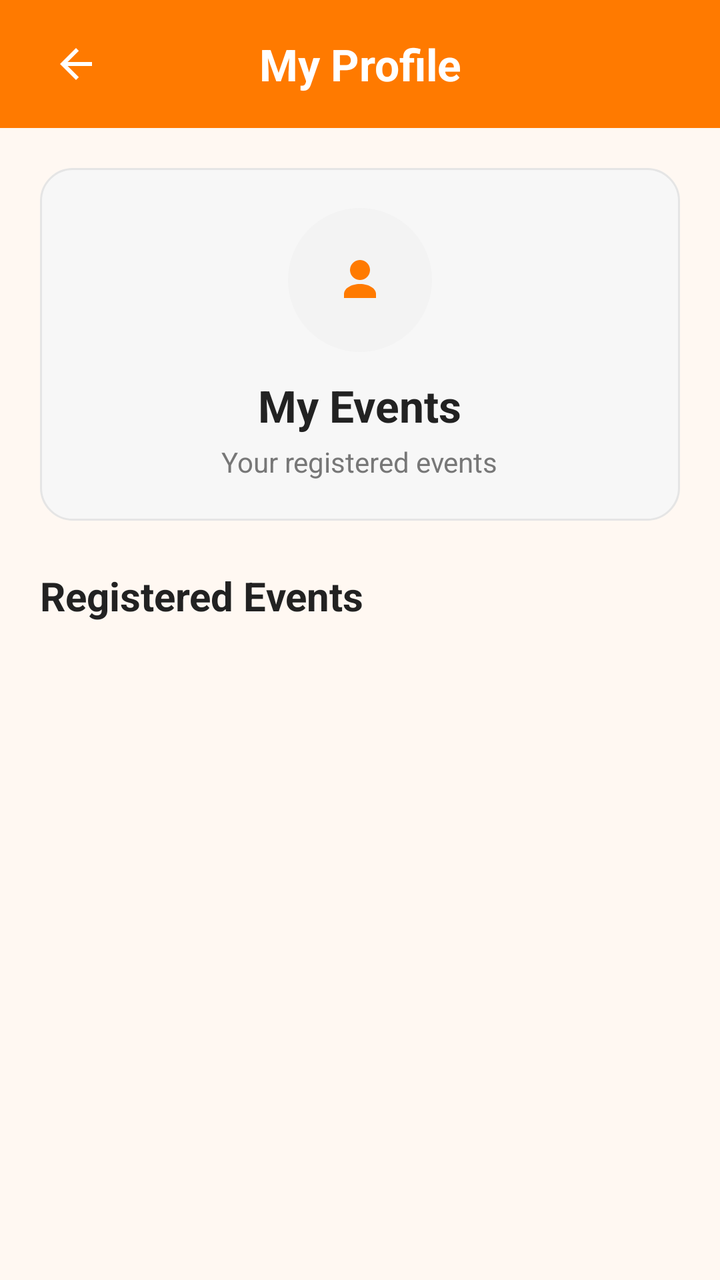
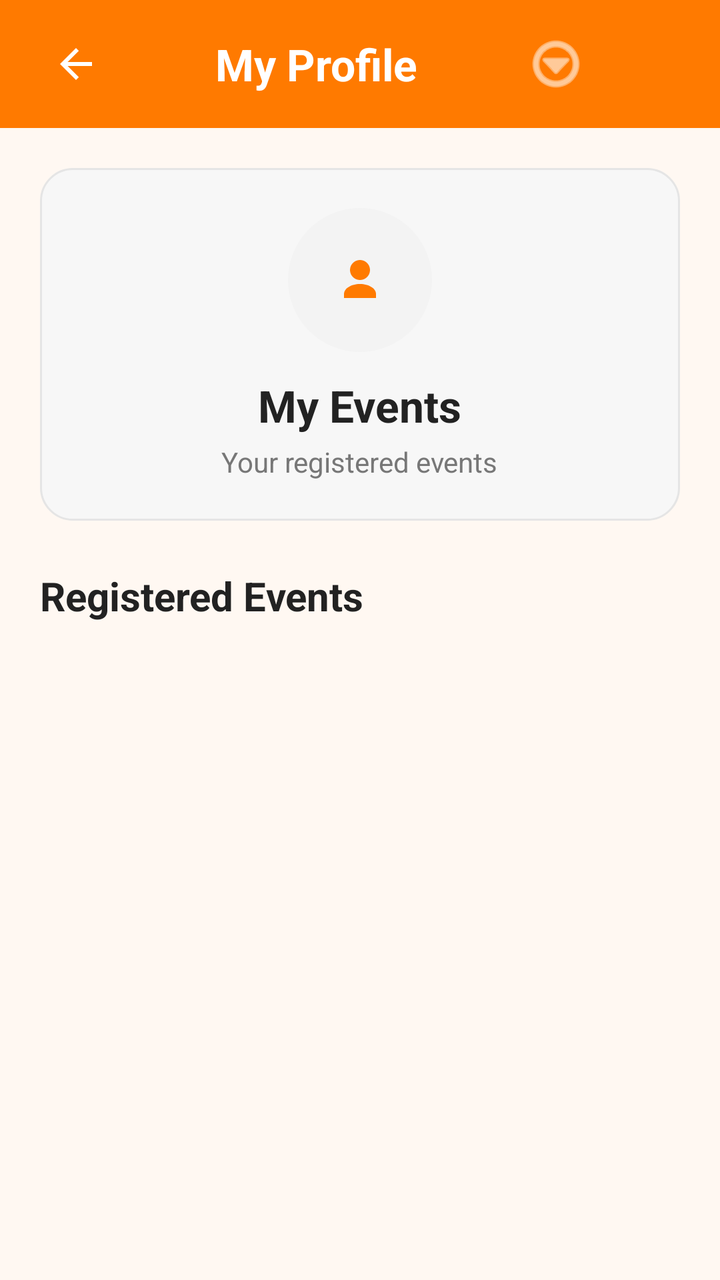

Before-and-after screenshots of an Android layout around one commit, followed by the original layout XML and the change that was made.
<!-- AndroidManifest.xml: application theme Theme.Festive_hub -->
<!-- res/layout/activity_profile.xml -->
<?xml version="1.0" encoding="utf-8"?>
<LinearLayout
    xmlns:android="http://schemas.android.com/apk/res/android"
    android:layout_width="match_parent"
    android:layout_height="match_parent"
    android:orientation="vertical"
    android:background="#FFF8F2">

    

    <LinearLayout
        android:layout_width="match_parent"
        android:layout_height="64dp"
        android:orientation="horizontal"
        android:gravity="center_vertical"
        android:paddingStart="16dp"
        android:paddingEnd="16dp"
        android:background="#FF7A00">

        <ImageButton
            android:id="@+id/btnBack"
            android:layout_width="44dp"
            android:layout_height="44dp"
            android:background="@android:color/transparent"
            android:src="@drawable/ic_arrow_back"
            android:contentDescription="Back"
            android:tint="@android:color/white" />

        <TextView
            android:layout_width="0dp"
            android:layout_height="wrap_content"
            android:layout_weight="1"
            android:text="My Profile"
            android:textColor="@android:color/white"
            android:textSize="22sp"
            android:textStyle="bold"
            android:gravity="center" />

        <View
            android:layout_width="44dp"
            android:layout_height="44dp" />

    </LinearLayout>


    

    <ScrollView
        android:layout_width="match_parent"
        android:layout_height="match_parent"
        android:fillViewport="true">

        <LinearLayout
            android:layout_width="match_parent"
            android:layout_height="wrap_content"
            android:orientation="vertical"
            android:padding="20dp">


            

            <Button
                android:id="@+id/btnVolunteerScanner"
                android:layout_width="match_parent"
                android:layout_height="55dp"
                android:layout_marginBottom="20dp"
                android:text="Volunteer Scanner"
                android:textStyle="bold"
                android:textSize="16sp"
                android:textColor="#FFFFFF"
                android:backgroundTint="#F26B21"
                android:visibility="gone" />


            

            <LinearLayout
                android:layout_width="match_parent"
                android:layout_height="wrap_content"
                android:orientation="vertical"
                android:gravity="center"
                android:padding="20dp"
                android:background="@drawable/bg_card">

                <ImageButton
                    android:layout_width="72dp"
                    android:layout_height="72dp"
                    android:background="@drawable/bg_circle_light"
                    android:src="@drawable/ic_profile"
                    android:contentDescription="Profile"
                    android:tint="#FF7A00"
                    android:clickable="false"
                    android:focusable="false" />

                <TextView
                    android:id="@+id/tvProfileTitle"
                    android:layout_width="wrap_content"
                    android:layout_height="wrap_content"
                    android:layout_marginTop="12dp"
                    android:text="My Events"
                    android:textColor="#222222"
                    android:textSize="22sp"
                    android:textStyle="bold" />

                <TextView
                    android:layout_width="wrap_content"
                    android:layout_height="wrap_content"
                    android:layout_marginTop="4dp"
                    android:text="Your registered events"
                    android:textColor="#777777"
                    android:textSize="14sp" />

            </LinearLayout>


            

            <TextView
                android:layout_width="wrap_content"
                android:layout_height="wrap_content"
                android:layout_marginTop="24dp"
                android:text="Registered Events"
                android:textColor="#222222"
                android:textSize="20sp"
                android:textStyle="bold" />


            <TextView
                android:id="@+id/tvNoEvents"
                android:layout_width="match_parent"
                android:layout_height="wrap_content"
                android:layout_marginTop="20dp"
                android:text="You haven't joined any events yet."
                android:textColor="#777777"
                android:textSize="16sp"
                android:gravity="center"
                android:visibility="gone" />


            <LinearLayout
                android:id="@+id/registeredEventsContainer"
                android:layout_width="match_parent"
                android:layout_height="wrap_content"
                android:layout_marginTop="12dp"
                android:orientation="vertical" />

        </LinearLayout>

    </ScrollView>

</LinearLayout>
<!-- resources referenced by this layout -->
<resources>
  <!-- drawable bg_card (drawable) -->
  <?xml version="1.0" encoding="utf-8"?>
  <shape xmlns:android="http://schemas.android.com/apk/res/android"
      android:shape="rectangle">
  
      <solid android:color="#F7F7F7"/>
  
      <stroke
          android:width="1dp"
          android:color="#E5E5E5"/>
  
      <corners android:radius="16dp"/>
  
  </shape>
  <!-- drawable bg_circle_light (drawable) -->
  <?xml version="1.0" encoding="utf-8"?>
  <shape xmlns:android="http://schemas.android.com/apk/res/android"
      android:shape="oval">
  
      <solid android:color="#F3F3F3"/>
  
  </shape>
  <!-- drawable ic_arrow_back (drawable) -->
  <vector xmlns:android="http://schemas.android.com/apk/res/android" android:autoMirrored="true" android:height="24dp" android:tint="#000000" android:viewportHeight="24" android:viewportWidth="24" android:width="24dp">
        
      <path android:fillColor="@android:color/white" android:pathData="M20,11H7.83l5.59,-5.59L12,4l-8,8 8,8 1.41,-1.41L7.83,13H20v-2z"/>
      
  </vector>
  <!-- drawable ic_profile (drawable) -->
  <?xml version="1.0" encoding="utf-8"?>
  <vector xmlns:android="http://schemas.android.com/apk/res/android"
      android:width="24dp"
      android:height="24dp"
      android:viewportWidth="24"
      android:viewportHeight="24">
  
      <path
          android:fillColor="#F26B21"
          android:pathData="M12,12c2.76,0 5,-2.24 5,-5s-2.24,-5 -5,-5 -5,2.24 -5,5 2.24,5 5,5z" />
  
      <path
          android:fillColor="#F26B21"
          android:pathData="M12,14c-4.42,0 -8,2.24 -8,5v2h16v-2c0,-2.76 -3.58,-5 -8,-5z" />
  
  </vector>
  <style name="Theme.Festive_hub" parent="Base.Theme.Festive_hub" />
  <style name="Base.Theme.Festive_hub" parent="Theme.Material3.DayNight.NoActionBar">
          
          
      </style>
</resources>

<!-- the commit's change to res/layout/activity_profile.xml (unified diff, before → after) -->
@@ -1,12 +1,12 @@
 <?xml version="1.0" encoding="utf-8"?>
 <LinearLayout
     xmlns:android="http://schemas.android.com/apk/res/android"
+    xmlns:app="http://schemas.android.com/apk/res-auto"
     android:layout_width="match_parent"
     android:layout_height="match_parent"
     android:orientation="vertical"
     android:background="#FFF8F2">
 
-    
 
     <LinearLayout
         android:layout_width="match_parent"
@@ -24,7 +24,7 @@
             android:background="@android:color/transparent"
             android:src="@drawable/ic_arrow_back"
             android:contentDescription="Back"
-            android:tint="@android:color/white" />
+            app:tint="@android:color/white" />
 
         <TextView
             android:layout_width="0dp"
@@ -36,6 +36,15 @@
             android:textStyle="bold"
             android:gravity="center" />
 
+        <ImageButton
+            android:id="@+id/btnProfileMenu"
+            android:layout_width="44dp"
+            android:layout_height="44dp"
+            android:background="@android:color/transparent"
+            android:src="@android:drawable/ic_menu_more"
+            android:contentDescription="Profile menu"
+            app:tint="@android:color/white" />
+
         <View
             android:layout_width="44dp"
             android:layout_height="44dp" />
@@ -43,7 +52,6 @@
     </LinearLayout>
 
 
-    
 
     <ScrollView
         android:layout_width="match_parent"
@@ -55,24 +63,6 @@
             android:layout_height="wrap_content"
             android:orientation="vertical"
             android:padding="20dp">
-
-
-            
-
-            <Button
-                android:id="@+id/btnVolunteerScanner"
-                android:layout_width="match_parent"
-                android:layout_height="55dp"
-                android:layout_marginBottom="20dp"
-                android:text="Volunteer Scanner"
-                android:textStyle="bold"
-                android:textSize="16sp"
-                android:textColor="#FFFFFF"
-                android:backgroundTint="#F26B21"
-                android:visibility="gone" />
-
-
-            
 
             <LinearLayout
                 android:layout_width="match_parent"
@@ -88,9 +78,9 @@
                     android:background="@drawable/bg_circle_light"
                     android:src="@drawable/ic_profile"
                     android:contentDescription="Profile"
-                    android:tint="#FF7A00"
                     android:clickable="false"
-                    android:focusable="false" />
+                    android:focusable="false"
+                    app:tint="#FF7A00" />
 
                 <TextView
                     android:id="@+id/tvProfileTitle"
